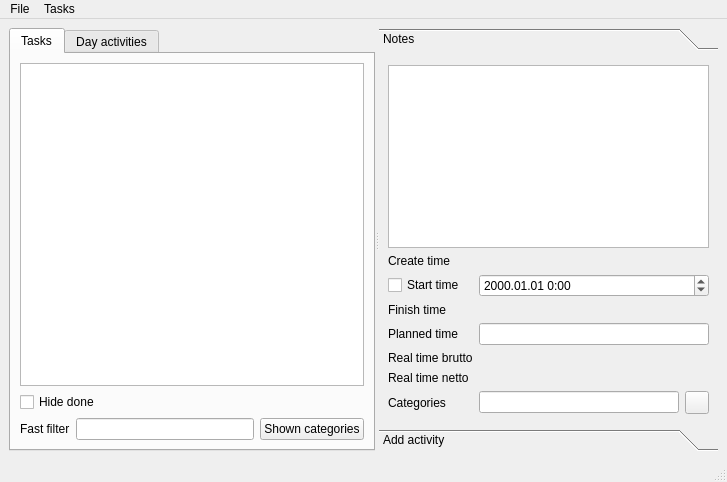
Old version of the form src/mainwindow.ui in the repository ya-breeze/TM.
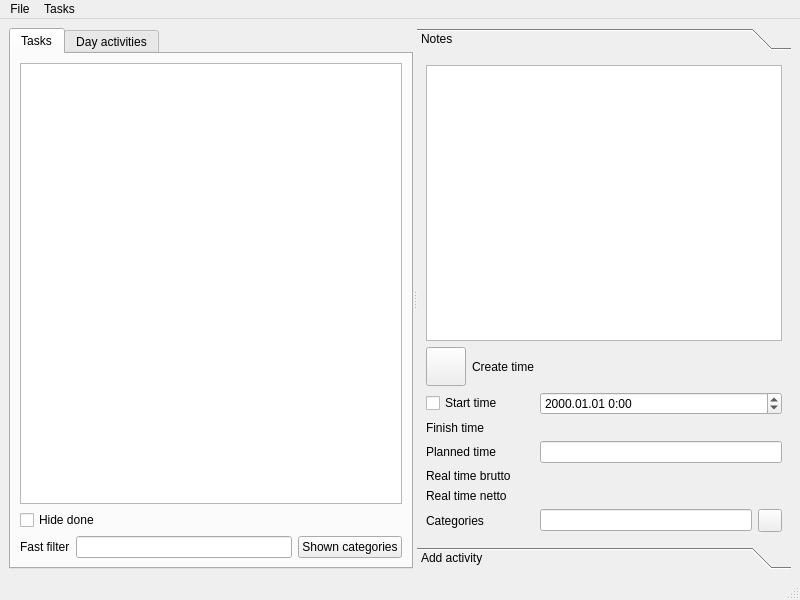
New version of the form. The open tabs and pages were chosen to show the change.

Patch:
```diff
--- a/src/mainwindow.ui
+++ b/src/mainwindow.ui
@@ -6,8 +6,8 @@
    <rect>
     <x>0</x>
     <y>0</y>
-    <width>727</width>
-    <height>482</height>
+    <width>800</width>
+    <height>600</height>
    </rect>
   </property>
   <property name="windowTitle">
@@ -189,8 +189,8 @@
          <rect>
           <x>0</x>
           <y>0</y>
-          <width>334</width>
-          <height>326</height>
+          <width>343</width>
+          <height>444</height>
          </rect>
         </property>
         <attribute name="label">
@@ -203,6 +203,18 @@
          <item>
           <layout class="QGridLayout" name="gridLayout_2">
            <item row="0" column="0">
+            <layout class="QHBoxLayout" name="horizontalLayout_6">
+             <item>
+              <widget class="QToolButton" name="btn_Icon">
+               <property name="iconSize">
+                <size>
+                 <width>32</width>
+                 <height>32</height>
+                </size>
+               </property>
+              </widget>
+             </item>
+             <item>
             <widget class="QLabel" name="label_12">
              <property name="sizePolicy">
               <sizepolicy hsizetype="Fixed" vsizetype="Preferred">
@@ -215,6 +227,8 @@
              </property>
             </widget>
            </item>
+            </layout>
+           </item>
            <item row="0" column="1">
             <widget class="QLabel" name="lblCreateTime">
              <property name="text">
@@ -455,7 +469,7 @@
     <rect>
      <x>0</x>
      <y>0</y>
-     <width>727</width>
+     <width>800</width>
      <height>29</height>
     </rect>
    </property>
```
Left out of the diff: 10 changed lines with no effect on the pictures. Lines whose indentation alone changed are shown as unchanged.
